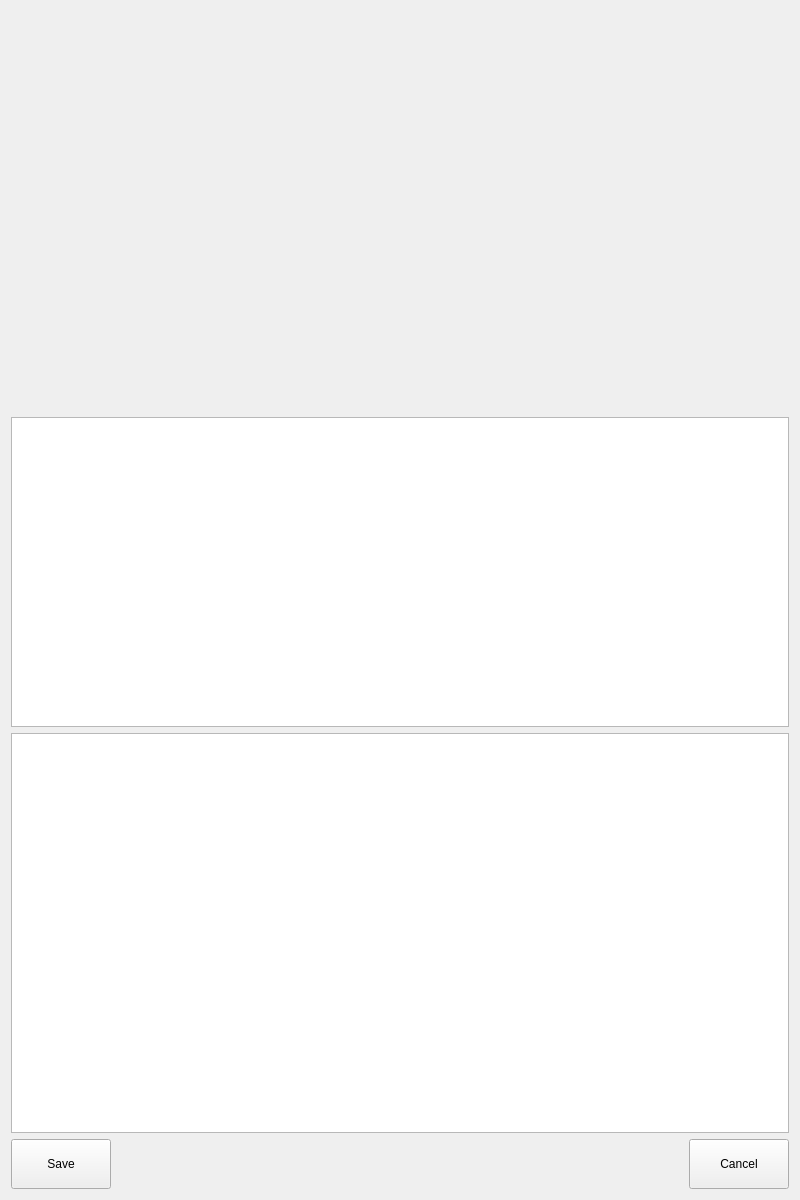
This is assets/ui/plotCanvas.ui in jfnavarro/st_viewer as Qt 5 draws it before an edit. The edited form follows.
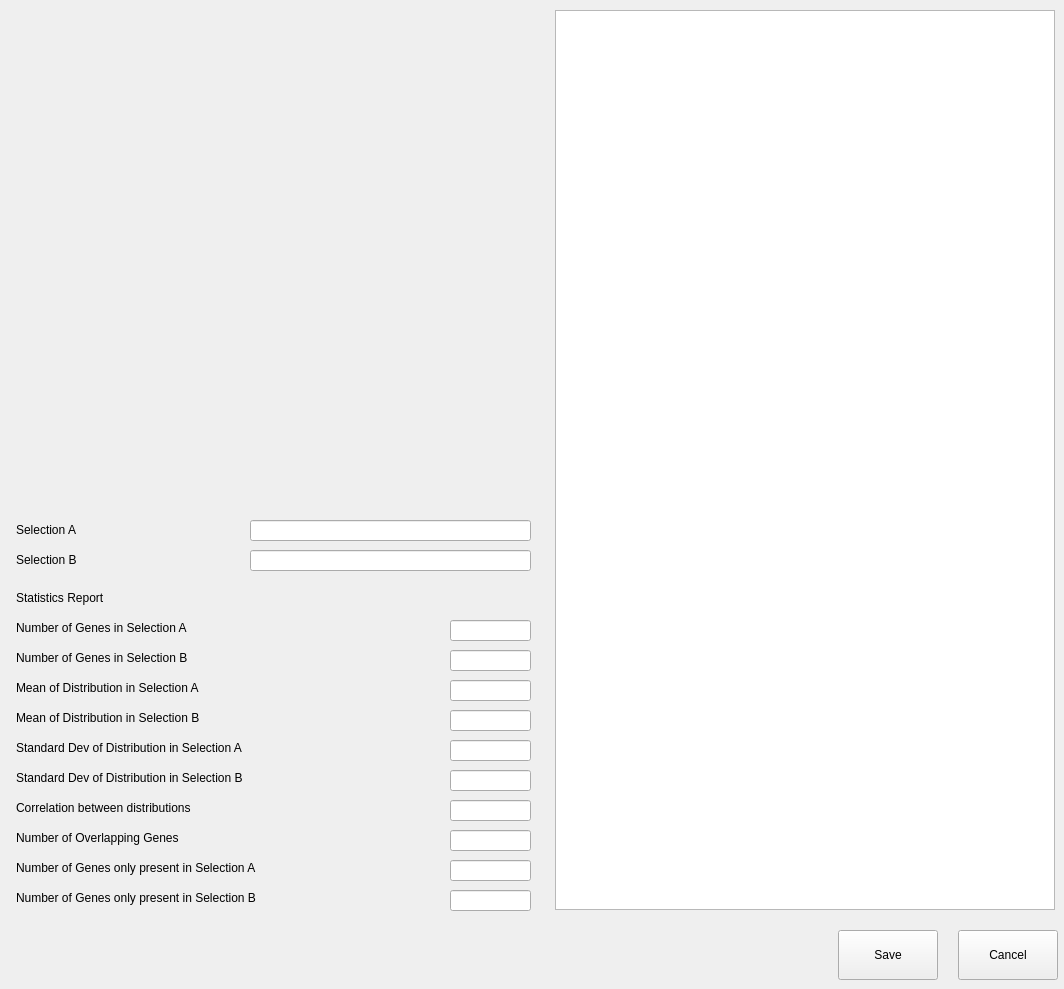
This is the edited form.

What changed in the file:
```diff
--- a/assets/ui/plotCanvas.ui
+++ b/assets/ui/plotCanvas.ui
@@ -9,116 +9,492 @@
    <rect>
     <x>0</x>
     <y>0</y>
-    <width>800</width>
-    <height>1200</height>
+    <width>1064</width>
+    <height>989</height>
    </rect>
   </property>
+  <property name="minimumSize">
+   <size>
+    <width>1064</width>
+    <height>989</height>
+   </size>
+  </property>
+  <property name="maximumSize">
+   <size>
+    <width>1064</width>
+    <height>989</height>
+   </size>
+  </property>
   <property name="windowTitle">
    <string>Plot</string>
   </property>
-  <layout class="QVBoxLayout" name="verticalLayout_2">
-   <item>
-    <layout class="QVBoxLayout" name="verticalLayout">
-     <item>
-      <widget class="QWidget" name="plotWidget" native="true">
-       <property name="minimumSize">
-        <size>
-         <width>400</width>
-         <height>400</height>
-        </size>
-       </property>
-      </widget>
-     </item>
-     <item>
-      <widget class="QTextBrowser" name="textBrowser">
-       <property name="minimumSize">
-        <size>
-         <width>0</width>
-         <height>200</height>
-        </size>
-       </property>
-      </widget>
-     </item>
-     <item>
-      <widget class="QTableWidget" name="tableWidget">
-       <property name="minimumSize">
-        <size>
-         <width>0</width>
-         <height>400</height>
-        </size>
-       </property>
-       <attribute name="horizontalHeaderShowSortIndicator" stdset="0">
-        <bool>true</bool>
-       </attribute>
-       <attribute name="horizontalHeaderStretchLastSection">
-        <bool>true</bool>
-       </attribute>
-      </widget>
-     </item>
-     <item>
-      <layout class="QHBoxLayout" name="horizontalLayout">
-       <item>
-        <widget class="QPushButton" name="saveButton">
-         <property name="minimumSize">
-          <size>
-           <width>100</width>
-           <height>50</height>
-          </size>
-         </property>
-         <property name="maximumSize">
-          <size>
-           <width>100</width>
-           <height>50</height>
-          </size>
-         </property>
-         <property name="toolTip">
-          <string>Save the plot to a file</string>
-         </property>
-         <property name="text">
-          <string>Save</string>
-         </property>
-        </widget>
-       </item>
-       <item>
-        <spacer name="horizontalSpacer">
-         <property name="orientation">
-          <enum>Qt::Horizontal</enum>
-         </property>
-         <property name="sizeHint" stdset="0">
-          <size>
-           <width>40</width>
-           <height>20</height>
-          </size>
-         </property>
-        </spacer>
-       </item>
-       <item>
-        <widget class="QPushButton" name="cancelButton">
-         <property name="minimumSize">
-          <size>
-           <width>100</width>
-           <height>50</height>
-          </size>
-         </property>
-         <property name="maximumSize">
-          <size>
-           <width>100</width>
-           <height>50</height>
-          </size>
-         </property>
-         <property name="toolTip">
-          <string>Closes the plot</string>
-         </property>
-         <property name="text">
-          <string>Cancel</string>
-         </property>
-        </widget>
-       </item>
-      </layout>
-     </item>
-    </layout>
-   </item>
-  </layout>
+  <widget class="QLabel" name="label">
+   <property name="geometry">
+    <rect>
+     <x>16</x>
+     <y>590</y>
+     <width>110</width>
+     <height>16</height>
+    </rect>
+   </property>
+   <property name="text">
+    <string>Statistics Report</string>
+   </property>
+  </widget>
+  <widget class="QLabel" name="label_2">
+   <property name="geometry">
+    <rect>
+     <x>16</x>
+     <y>620</y>
+     <width>210</width>
+     <height>16</height>
+    </rect>
+   </property>
+   <property name="text">
+    <string>Number of Genes in Selection A</string>
+   </property>
+  </widget>
+  <widget class="QLabel" name="label_3">
+   <property name="geometry">
+    <rect>
+     <x>16</x>
+     <y>650</y>
+     <width>200</width>
+     <height>16</height>
+    </rect>
+   </property>
+   <property name="text">
+    <string>Number of Genes in Selection B</string>
+   </property>
+  </widget>
+  <widget class="QLineEdit" name="numGenesSelectionA">
+   <property name="geometry">
+    <rect>
+     <x>450</x>
+     <y>620</y>
+     <width>81</width>
+     <height>21</height>
+    </rect>
+   </property>
+   <property name="alignment">
+    <set>Qt::AlignRight|Qt::AlignTrailing|Qt::AlignVCenter</set>
+   </property>
+   <property name="readOnly">
+    <bool>true</bool>
+   </property>
+  </widget>
+  <widget class="QLineEdit" name="numGenesSelectionB">
+   <property name="geometry">
+    <rect>
+     <x>450</x>
+     <y>650</y>
+     <width>81</width>
+     <height>21</height>
+    </rect>
+   </property>
+   <property name="alignment">
+    <set>Qt::AlignRight|Qt::AlignTrailing|Qt::AlignVCenter</set>
+   </property>
+   <property name="readOnly">
+    <bool>true</bool>
+   </property>
+  </widget>
+  <widget class="QLineEdit" name="meanSelectionB">
+   <property name="geometry">
+    <rect>
+     <x>450</x>
+     <y>710</y>
+     <width>81</width>
+     <height>21</height>
+    </rect>
+   </property>
+   <property name="alignment">
+    <set>Qt::AlignRight|Qt::AlignTrailing|Qt::AlignVCenter</set>
+   </property>
+   <property name="readOnly">
+    <bool>true</bool>
+   </property>
+  </widget>
+  <widget class="QLabel" name="label_7">
+   <property name="geometry">
+    <rect>
+     <x>16</x>
+     <y>680</y>
+     <width>230</width>
+     <height>16</height>
+    </rect>
+   </property>
+   <property name="text">
+    <string>Mean of Distribution in Selection A</string>
+   </property>
+  </widget>
+  <widget class="QLineEdit" name="meanSelectionA">
+   <property name="geometry">
+    <rect>
+     <x>450</x>
+     <y>680</y>
+     <width>81</width>
+     <height>21</height>
+    </rect>
+   </property>
+   <property name="alignment">
+    <set>Qt::AlignRight|Qt::AlignTrailing|Qt::AlignVCenter</set>
+   </property>
+   <property name="readOnly">
+    <bool>true</bool>
+   </property>
+  </widget>
+  <widget class="QLabel" name="label_9">
+   <property name="geometry">
+    <rect>
+     <x>16</x>
+     <y>710</y>
+     <width>220</width>
+     <height>16</height>
+    </rect>
+   </property>
+   <property name="text">
+    <string>Mean of Distribution in Selection B</string>
+   </property>
+  </widget>
+  <widget class="QLineEdit" name="stdDevSelectionA">
+   <property name="geometry">
+    <rect>
+     <x>450</x>
+     <y>740</y>
+     <width>81</width>
+     <height>21</height>
+    </rect>
+   </property>
+   <property name="alignment">
+    <set>Qt::AlignRight|Qt::AlignTrailing|Qt::AlignVCenter</set>
+   </property>
+   <property name="readOnly">
+    <bool>true</bool>
+   </property>
+  </widget>
+  <widget class="QLineEdit" name="stdDevSelectionB">
+   <property name="geometry">
+    <rect>
+     <x>450</x>
+     <y>770</y>
+     <width>81</width>
+     <height>21</height>
+    </rect>
+   </property>
+   <property name="alignment">
+    <set>Qt::AlignRight|Qt::AlignTrailing|Qt::AlignVCenter</set>
+   </property>
+   <property name="readOnly">
+    <bool>true</bool>
+   </property>
+  </widget>
+  <widget class="QLabel" name="label_12">
+   <property name="geometry">
+    <rect>
+     <x>16</x>
+     <y>740</y>
+     <width>270</width>
+     <height>16</height>
+    </rect>
+   </property>
+   <property name="text">
+    <string>Standard Dev of Distribution in Selection A</string>
+   </property>
+  </widget>
+  <widget class="QLabel" name="label_13">
+   <property name="geometry">
+    <rect>
+     <x>16</x>
+     <y>770</y>
+     <width>280</width>
+     <height>16</height>
+    </rect>
+   </property>
+   <property name="text">
+    <string>Standard Dev of Distribution in Selection B</string>
+   </property>
+  </widget>
+  <widget class="QLabel" name="label_14">
+   <property name="geometry">
+    <rect>
+     <x>16</x>
+     <y>800</y>
+     <width>220</width>
+     <height>16</height>
+    </rect>
+   </property>
+   <property name="text">
+    <string>Correlation between distributions</string>
+   </property>
+  </widget>
+  <widget class="QLineEdit" name="correlation">
+   <property name="geometry">
+    <rect>
+     <x>450</x>
+     <y>800</y>
+     <width>81</width>
+     <height>21</height>
+    </rect>
+   </property>
+   <property name="alignment">
+    <set>Qt::AlignRight|Qt::AlignTrailing|Qt::AlignVCenter</set>
+   </property>
+   <property name="readOnly">
+    <bool>true</bool>
+   </property>
+  </widget>
+  <widget class="QLabel" name="label_16">
+   <property name="geometry">
+    <rect>
+     <x>16</x>
+     <y>830</y>
+     <width>200</width>
+     <height>16</height>
+    </rect>
+   </property>
+   <property name="text">
+    <string>Number of Overlapping Genes</string>
+   </property>
+  </widget>
+  <widget class="QLineEdit" name="overlappingGenes">
+   <property name="geometry">
+    <rect>
+     <x>450</x>
+     <y>830</y>
+     <width>81</width>
+     <height>21</height>
+    </rect>
+   </property>
+   <property name="alignment">
+    <set>Qt::AlignRight|Qt::AlignTrailing|Qt::AlignVCenter</set>
+   </property>
+   <property name="readOnly">
+    <bool>true</bool>
+   </property>
+  </widget>
+  <widget class="QLabel" name="label_18">
+   <property name="geometry">
+    <rect>
+     <x>16</x>
+     <y>860</y>
+     <width>300</width>
+     <height>16</height>
+    </rect>
+   </property>
+   <property name="text">
+    <string>Number of Genes only present in Selection A</string>
+   </property>
+  </widget>
+  <widget class="QLineEdit" name="genesOnlyA">
+   <property name="geometry">
+    <rect>
+     <x>450</x>
+     <y>860</y>
+     <width>81</width>
+     <height>21</height>
+    </rect>
+   </property>
+   <property name="alignment">
+    <set>Qt::AlignRight|Qt::AlignTrailing|Qt::AlignVCenter</set>
+   </property>
+   <property name="readOnly">
+    <bool>true</bool>
+   </property>
+  </widget>
+  <widget class="QLineEdit" name="genesOnlyB">
+   <property name="geometry">
+    <rect>
+     <x>450</x>
+     <y>890</y>
+     <width>81</width>
+     <height>21</height>
+    </rect>
+   </property>
+   <property name="alignment">
+    <set>Qt::AlignRight|Qt::AlignTrailing|Qt::AlignVCenter</set>
+   </property>
+   <property name="readOnly">
+    <bool>true</bool>
+   </property>
+  </widget>
+  <widget class="QLabel" name="label_21">
+   <property name="geometry">
+    <rect>
+     <x>16</x>
+     <y>890</y>
+     <width>290</width>
+     <height>16</height>
+    </rect>
+   </property>
+   <property name="text">
+    <string>Number of Genes only present in Selection B</string>
+   </property>
+  </widget>
+  <widget class="QLabel" name="label_4">
+   <property name="geometry">
+    <rect>
+     <x>16</x>
+     <y>520</y>
+     <width>210</width>
+     <height>20</height>
+    </rect>
+   </property>
+   <property name="text">
+    <string>Selection A </string>
+   </property>
+  </widget>
+  <widget class="QLabel" name="label_5">
+   <property name="geometry">
+    <rect>
+     <x>16</x>
+     <y>550</y>
+     <width>219</width>
+     <height>20</height>
+    </rect>
+   </property>
+   <property name="text">
+    <string>Selection B</string>
+   </property>
+  </widget>
+  <widget class="QLineEdit" name="selectionA">
+   <property name="geometry">
+    <rect>
+     <x>250</x>
+     <y>520</y>
+     <width>281</width>
+     <height>21</height>
+    </rect>
+   </property>
+   <property name="alignment">
+    <set>Qt::AlignRight|Qt::AlignTrailing|Qt::AlignVCenter</set>
+   </property>
+   <property name="readOnly">
+    <bool>true</bool>
+   </property>
+  </widget>
+  <widget class="QLineEdit" name="selectionB">
+   <property name="geometry">
+    <rect>
+     <x>250</x>
+     <y>550</y>
+     <width>281</width>
+     <height>21</height>
+    </rect>
+   </property>
+   <property name="alignment">
+    <set>Qt::AlignRight|Qt::AlignTrailing|Qt::AlignVCenter</set>
+   </property>
+   <property name="readOnly">
+    <bool>true</bool>
+   </property>
+  </widget>
+  <widget class="QTableWidget" name="tableWidget">
+   <property name="geometry">
+    <rect>
+     <x>555</x>
+     <y>10</y>
+     <width>500</width>
+     <height>900</height>
+    </rect>
+   </property>
+   <property name="minimumSize">
+    <size>
+     <width>500</width>
+     <height>900</height>
+    </size>
+   </property>
+   <property name="maximumSize">
+    <size>
+     <width>500</width>
+     <height>900</height>
+    </size>
+   </property>
+   <attribute name="horizontalHeaderShowSortIndicator" stdset="0">
+    <bool>true</bool>
+   </attribute>
+   <attribute name="horizontalHeaderStretchLastSection">
+    <bool>true</bool>
+   </attribute>
+  </widget>
+  <widget class="QWidget" name="plotWidget" native="true">
+   <property name="geometry">
+    <rect>
+     <x>13</x>
+     <y>13</y>
+     <width>521</width>
+     <height>491</height>
+    </rect>
+   </property>
+   <property name="minimumSize">
+    <size>
+     <width>521</width>
+     <height>491</height>
+    </size>
+   </property>
+   <property name="maximumSize">
+    <size>
+     <width>521</width>
+     <height>491</height>
+    </size>
+   </property>
+  </widget>
+  <widget class="QPushButton" name="saveButton">
+   <property name="geometry">
+    <rect>
+     <x>838</x>
+     <y>930</y>
+     <width>100</width>
+     <height>50</height>
+    </rect>
+   </property>
+   <property name="minimumSize">
+    <size>
+     <width>100</width>
+     <height>50</height>
+    </size>
+   </property>
+   <property name="maximumSize">
+    <size>
+     <width>100</width>
+     <height>50</height>
+    </size>
+   </property>
+   <property name="toolTip">
+    <string>Save the plot to a file</string>
+   </property>
+   <property name="text">
+    <string>Save</string>
+   </property>
+  </widget>
+  <widget class="QPushButton" name="cancelButton">
+   <property name="geometry">
+    <rect>
+     <x>958</x>
+     <y>930</y>
+     <width>100</width>
+     <height>50</height>
+    </rect>
+   </property>
+   <property name="minimumSize">
+    <size>
+     <width>100</width>
+     <height>50</height>
+    </size>
+   </property>
+   <property name="maximumSize">
+    <size>
+     <width>100</width>
+     <height>50</height>
+    </size>
+   </property>
+   <property name="toolTip">
+    <string>Closes the plot</string>
+   </property>
+   <property name="text">
+    <string>Cancel</string>
+   </property>
+  </widget>
  </widget>
  <resources/>
  <connections/>
```
Left out of the diff: 2 changed lines with no effect on the pictures.
